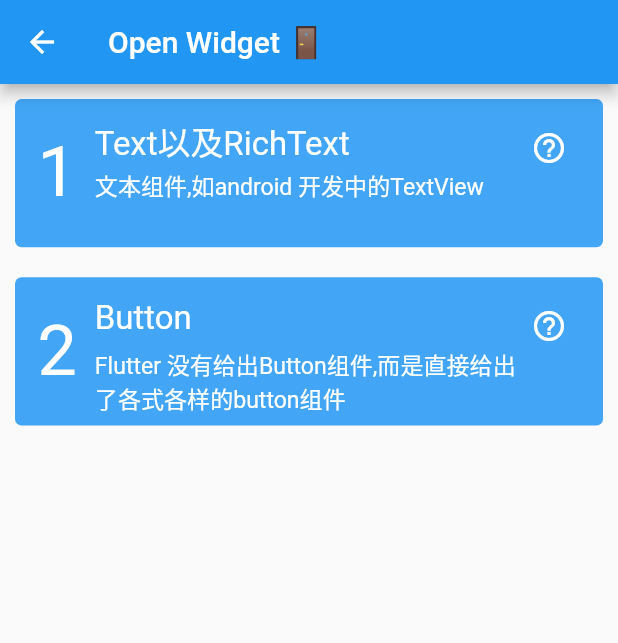
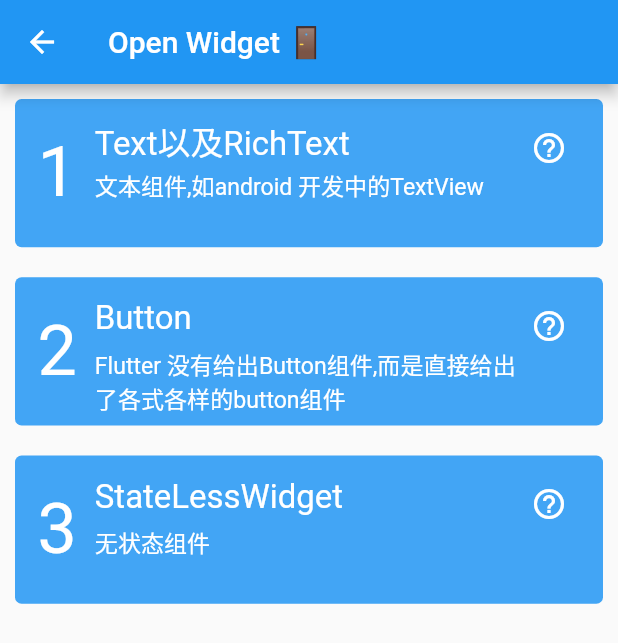
Before and after one commit to AlexanderYeah/AwsomeFlutterPlayground, a Flutter app: the WidgetListPage screen opened directly, on a phone screen of 412 x 824 dp. Shown: the top 643 px of the screen. Run offline on Flutter 3.47's test engine with Material 2 defaults, Android fonts, the phone set to English and light mode, and no system bars; our stand-ins replace camera, dio, flutter_screenutil, get, permission_handler, shared_preferences and 1 more; accounts and stored records are empty.

Commit message:
新增一个组件

```diff
--- a/awsome_flutter/lib/jiezhi/localData/jz_local_data.dart
+++ b/awsome_flutter/lib/jiezhi/localData/jz_local_data.dart
@@ -17,15 +17,23 @@ List jz_content_data = [
 
 List jz_widget_data = [
   {
+    "route": "/text_demo",
     "title": "Text以及RichText",
     "content": "文本组件,如android 开发中的TextView",
     "tips": "显示文字以及丰富的样式，包含大小粗细阴影"
   },
   {
+    "route": "/button_demo",
     "title": "Button",
     "content": "Flutter 没有给出Button组件,而是直接给出了各式各样的button组件",
     "tips":
         "常用的RaisedButton,FlatButton,IconButton,OutlineButton,FloatingActionButton的Button 组件, Flutter 3的SDK弃用了其中几种\n 1> FlatButton 被替换为TextButton,\n 2> RaisedButton 被替换为 ElevatedButton \n 3>OutlineButton 被替换为OutlinedButton"
+  },
+  {
+    "route": "/stateless_widget_demo",
+    "title": "StateLessWidget",
+    "content": "无状态组件",
+    "tips": "不需要数据更新"
   },
 ];
 
--- a/awsome_flutter/lib/routers/route_pages.dart
+++ b/awsome_flutter/lib/routers/route_pages.dart
@@ -1,4 +1,5 @@
 import 'package:awsome_flutter/jiezhi/camera/camera.dart';
+import 'package:awsome_flutter/jiezhi/widget/stateless_widget_demo.dart';
 import 'package:awsome_flutter/juexin/widget/widget_communicate_device.dart';
 import 'package:awsome_flutter/tabs/pingJing.dart';
 import 'package:flutter/material.dart';
@@ -76,7 +77,7 @@ List<GetPage<dynamic>> RoutePages = [
   ),
   GetPage(
     name: '/widget_list',
-    page: () => JXWidgetListPage(),
+    page: () => WidgetListPage(),
   ),
   GetPage(
     name: '/route_manage_list',
@@ -190,4 +191,8 @@ List<GetPage<dynamic>> RoutePages = [
     name: '/basic_grammar',
     page: () => BasicGrammarPage(),
   ),
+  GetPage(
+    name: '/stateless_widget_demo',
+    page: () => StateLessDemoPage(),
+  ),
 ];
```
Also changed, not shown: awsome_flutter/lib/jiezhi/widget/stateless_widget_demo.dart (added, +84 -0 lines), awsome_flutter/lib/jiezhi/widget/widget_list.dart (+1 -11 lines).
